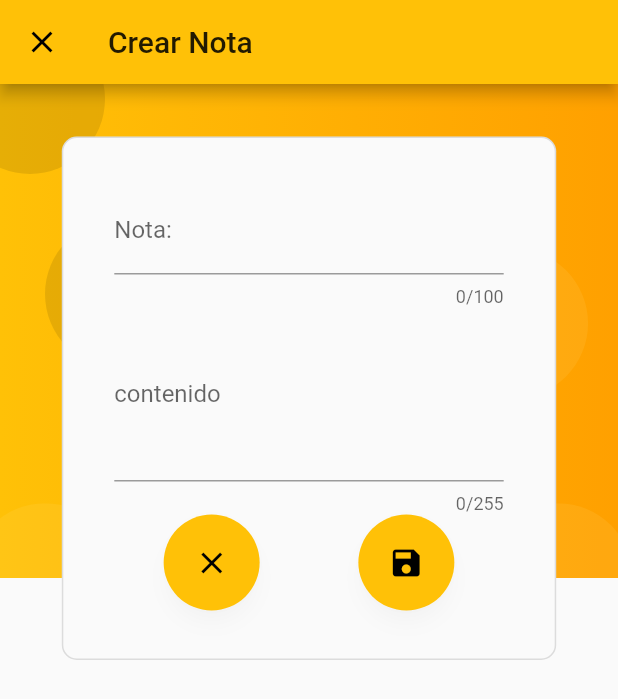
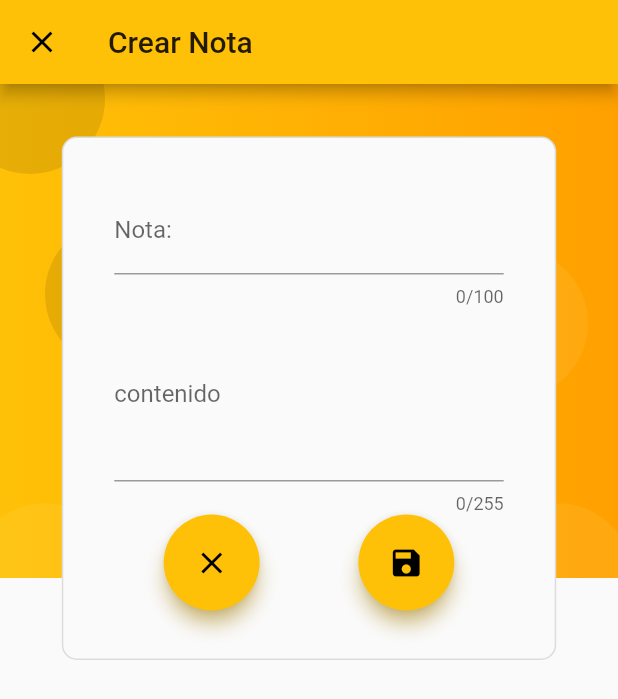
Before and after one commit to WiloCh/YourLibrary, a Flutter app: the NotesForm screen opened directly, on a phone screen of 412 x 824 dp. Shown: the top 699 px of the screen. Run offline on Flutter 3.47's test engine with Material 2 defaults, Android fonts, the phone set to English and light mode, and no system bars; our stand-ins replace image_picker, shared_preferences, sqflite; missing offline and left inert: cloudinary_public, progress_indicator; accounts and stored records are empty; network calls fail.

Commit message:
Arreglo de colores

```diff
--- a/yourlibrary/lib/src/utils/standard_widgets.dart
+++ b/yourlibrary/lib/src/utils/standard_widgets.dart
@@ -90,7 +90,8 @@ class Standard {
   static ButtonStyle buttonStandardStyle(BuildContext context) {
     return ElevatedButton.styleFrom(
         elevation: 5.0,
-        shadowColor: Theme.of(context).dividerColor,
+        primary: Theme.of(context).accentColor,
+        shadowColor: Theme.of(context).accentColor,
         shape: CircleBorder(),
         padding: EdgeInsets.all(20));
   }
```
